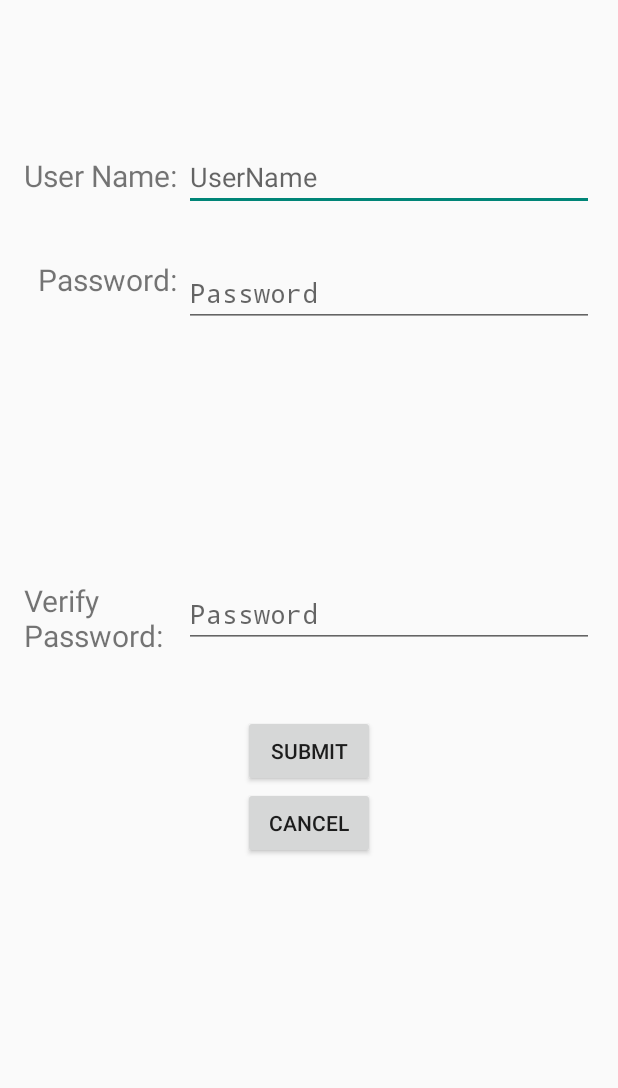
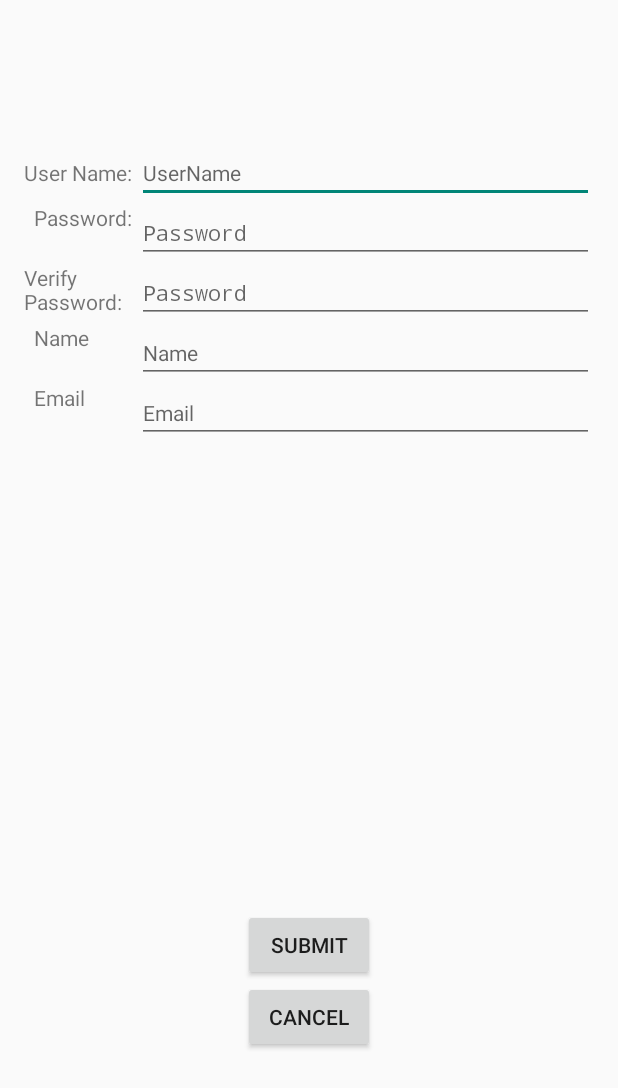
Before and after one commit to as005448/2340project, an Android app: the Registration screen opened directly, with no data from a screen before it, on a phone screen of 412 x 824 dp. Shown: the top 1088 px of the screen. Run offline under Robolectric (Android 15) with nearby library versions, the phone set to English and light mode, and no system bars.

Commit message:
Merge remote-tracking branch 'origin/master'
Conflicts:
	.idea/misc.xml

```diff
--- a/app/src/main/java/com/example/user/binarybeast/MainActivity.java
+++ b/app/src/main/java/com/example/user/binarybeast/MainActivity.java
@@ -8,6 +8,7 @@ import android.view.MenuItem;
 import android.view.View;
 import android.widget.Button;
 
+import com.example.user.binarybeast.helper.Helper;
 import com.example.user.binarybeast.helper.UserDBHandler;
 
 
--- a/app/src/main/java/com/example/user/binarybeast/model/FriendTable.java
+++ b/app/src/main/java/com/example/user/binarybeast/model/FriendTable.java
@@ -36,7 +36,7 @@ public class FriendTable {
         return post;
     }
 
-    public long getId() {
+    public int getId() {
         return id;
     }
 
--- a/app/src/main/res/layout/activity_registration.xml
+++ b/app/src/main/res/layout/activity_registration.xml
@@ -4,13 +4,14 @@
     android:paddingRight="@dimen/activity_horizontal_margin"
     android:paddingTop="@dimen/activity_vertical_margin"
     android:paddingBottom="@dimen/activity_vertical_margin"
-    tools:context="com.example.user.binarybeast.Registration">
+    tools:context="com.example.user.binarybeast.Registration"
+    android:id="@+id/activity_registration">
 
     <TextView
         android:layout_width="wrap_content"
         android:layout_height="wrap_content"
         android:text="User Name: "
-        android:textSize="20dp"
+        android:textSize="14dp"
         android:id="@+id/textView3"
         android:layout_alignBaseline="@+id/r_userName"
         android:layout_alignBottom="@+id/r_userName"
@@ -24,15 +25,15 @@
         android:layout_marginTop="79dp"
         android:layout_alignParentTop="true"
         android:layout_toRightOf="@+id/textView3"
-        android:layout_toEndOf="@+id/textView3" />
+        android:layout_toEndOf="@+id/textView3"
+        android:textSize="14dp" />
 
     <TextView
         android:layout_width="wrap_content"
         android:layout_height="wrap_content"
         android:text="Password: "
-        android:textSize="20dp"
+        android:textSize="14dp"
         android:id="@+id/textView4"
-        android:layout_marginTop="32dp"
         android:layout_below="@+id/r_userName"
         android:layout_toLeftOf="@+id/r_passWord"
         android:layout_toStartOf="@+id/r_passWord" />
@@ -45,7 +46,8 @@
         android:hint="Password"
         android:layout_alignTop="@+id/textView4"
         android:layout_alignLeft="@+id/r_userName"
-        android:layout_alignStart="@+id/r_userName" />
+        android:layout_alignStart="@+id/r_userName"
+        android:textSize="14dp" />
 
     <EditText
         android:layout_width="match_parent"
@@ -55,37 +57,83 @@
         android:hint="Password"
         android:layout_alignTop="@+id/textView5"
         android:layout_toRightOf="@+id/textView3"
-        android:layout_toEndOf="@+id/textView3" />
+        android:layout_toEndOf="@+id/textView3"
+        android:textSize="14dp" />
 
     <TextView
         android:layout_width="wrap_content"
         android:layout_height="wrap_content"
         android:text="Verify Password: "
-        android:textSize="20dp"
+        android:textSize="14dp"
         android:id="@+id/textView5"
-        android:layout_centerVertical="true"
-        android:layout_toLeftOf="@+id/r_passWord"
-        android:layout_toStartOf="@+id/r_passWord" />
+        android:layout_below="@+id/r_passWord"
+        android:layout_alignParentLeft="true"
+        android:layout_alignParentStart="true"
+        android:layout_toLeftOf="@+id/r_verifyPass"
+        android:layout_toStartOf="@+id/r_verifyPass" />
 
     <Button
         android:layout_width="wrap_content"
         android:layout_height="wrap_content"
         android:text="Submit"
         android:id="@+id/r_submit"
-        android:layout_below="@+id/textView5"
-        android:layout_centerHorizontal="true"
-        android:layout_marginTop="39dp"
-        android:onClick="submit"/>
+        android:onClick="submit"
+        android:layout_above="@+id/r_cancel"
+        android:layout_centerHorizontal="true" />
 
     <Button
         android:layout_width="wrap_content"
         android:layout_height="wrap_content"
         android:text="Cancel"
         android:id="@+id/r_cancel"
-        android:layout_below="@+id/r_submit"
+        android:onClick="rCancel"
+        android:layout_alignParentBottom="true"
         android:layout_alignLeft="@+id/r_submit"
         android:layout_alignStart="@+id/r_submit"
-        android:onClick="rCancel"/>
+        android:layout_marginBottom="106dp" />
+
+    <EditText
+        android:layout_width="match_parent"
+        android:layout_height="wrap_content"
+        android:id="@+id/log_name"
+        android:hint="Name"
+        android:textSize="14dp"
+        android:layout_below="@+id/r_verifyPass"
+        android:layout_alignLeft="@+id/r_verifyPass"
+        android:layout_alignStart="@+id/r_verifyPass" />
+
+    <TextView
+        android:layout_width="wrap_content"
+        android:layout_height="wrap_content"
+        android:text="Name"
+        android:textSize="14dp"
+        android:id="@+id/textView7"
+        android:layout_below="@+id/r_verifyPass"
+        android:layout_alignLeft="@+id/textView4"
+        android:layout_alignStart="@+id/textView4"
+        android:layout_alignBottom="@+id/log_name"
+        android:layout_alignRight="@+id/textView5"
+        android:layout_alignEnd="@+id/textView5" />
+
+    <TextView
+        android:layout_width="wrap_content"
+        android:layout_height="wrap_content"
+        android:text="Email"
+        android:textSize="14dp"
+        android:id="@+id/textView8"
+        android:layout_below="@+id/textView7"
+        android:layout_alignLeft="@+id/textView7"
+        android:layout_alignStart="@+id/textView7" />
+
+    <EditText
+        android:layout_width="match_parent"
+        android:layout_height="wrap_content"
+        android:id="@+id/log_email"
+        android:hint="Email"
+        android:textSize="14dp"
+        android:layout_below="@+id/log_name"
+        android:layout_toRightOf="@+id/textView7"
+        android:layout_toEndOf="@+id/textView7" />
 
 
 </RelativeLayout>
```
Also changed, not shown: app/src/main/java/com/example/user/binarybeast/FriendAdderActivity.java (+10 -4 lines), app/src/main/java/com/example/user/binarybeast/HubActivity.java (+6 -5 lines), app/src/main/java/com/example/user/binarybeast/Registration.java (+12 -5 lines), app/src/main/java/com/example/user/binarybeast/helper/Helper.java (+87 -5 lines), app/src/main/java/com/example/user/binarybeast/helper/UserDBHandler.java (+10 -4 lines), app/src/main/java/com/example/user/binarybeast/login_activity.java (+19 -8 lines), app/src/main/java/com/example/user/binarybeast/model/UserData.java (+11 -2 lines).
